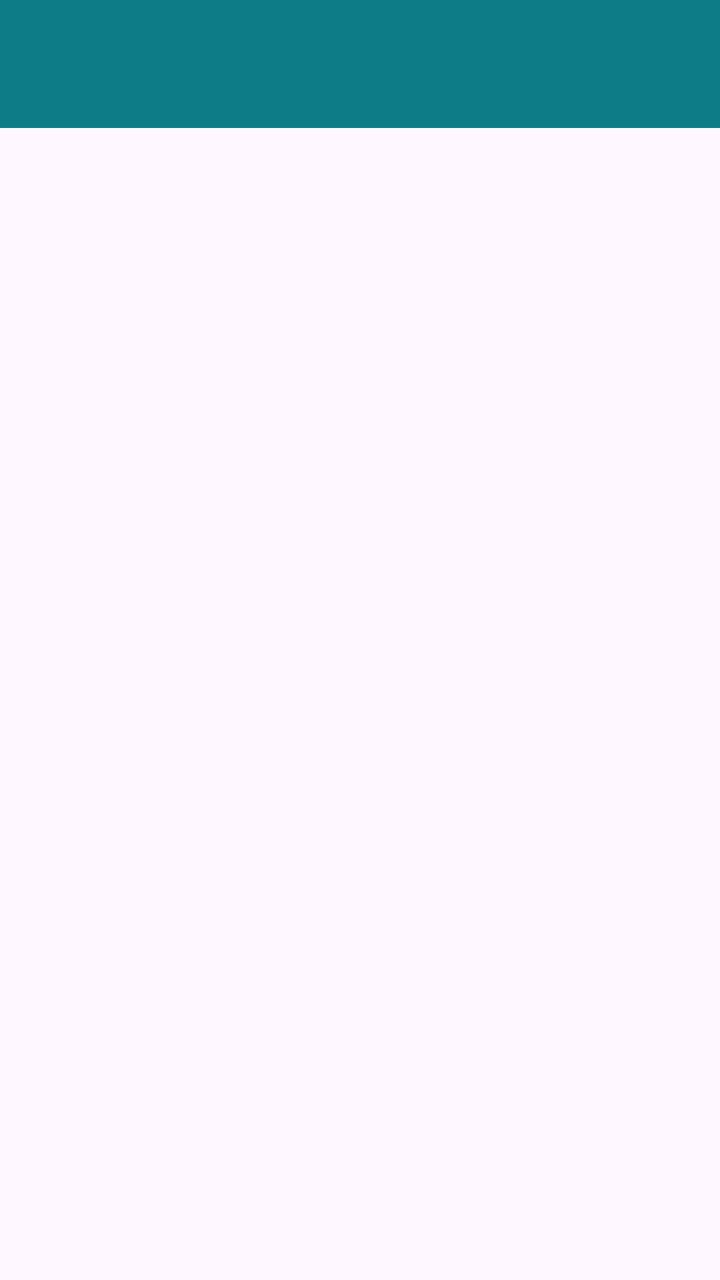
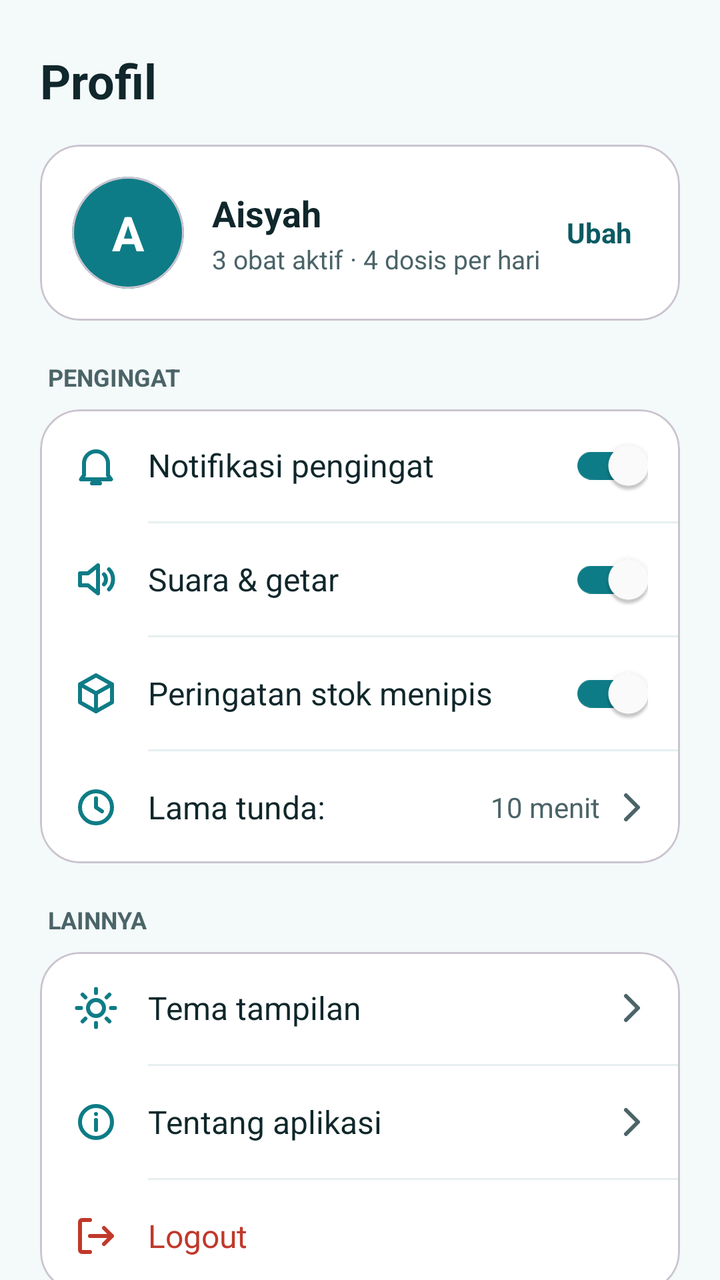

Compare the two renders of this Android layout. The source of the first and the diff that turns it into the second are given below.
<!-- AndroidManifest.xml: application theme Theme.Projek_Aisyah -->
<!-- res/layout/fragment_profil.xml -->
<?xml version="1.0" encoding="utf-8"?>
<androidx.coordinatorlayout.widget.CoordinatorLayout xmlns:android="http://schemas.android.com/apk/res/android"
    xmlns:tools="http://schemas.android.com/tools"
    android:layout_width="match_parent"
    android:layout_height="match_parent"
    xmlns:app="http://schemas.android.com/apk/res-auto"
    tools:context=".Profil.ProfilFragment">

    <com.google.android.material.appbar.AppBarLayout
        android:id="@+id/appBarLayout"
        android:layout_width="match_parent"
        android:layout_height="wrap_content"
        android:theme="@style/ThemeOverlay.AppCompat.Dark.ActionBar">

        <androidx.appcompat.widget.Toolbar
            android:id="@+id/toolbar"
            android:layout_width="match_parent"
            android:layout_height="?attr/actionBarSize"
            android:background="#0E7C86"
            app:layout_constraintEnd_toEndOf="parent"
            app:layout_constraintStart_toStartOf="parent"
            app:layout_constraintTop_toTopOf="parent"
            app:layout_scrollFlags="scroll|enterAlways"
            app:subtitleTextColor="@android:color/white"
            app:titleTextColor="@android:color/white" />
    </com.google.android.material.appbar.AppBarLayout>

</androidx.coordinatorlayout.widget.CoordinatorLayout>
<!-- resources referenced by this layout -->
<resources>
  <!-- unchanged entries left out for length: 2 -->
</resources>

<!-- the commit's change to res/layout/fragment_profil.xml (unified diff, before → after) -->
@@ -1,28 +1,447 @@
 <?xml version="1.0" encoding="utf-8"?>
-<androidx.coordinatorlayout.widget.CoordinatorLayout xmlns:android="http://schemas.android.com/apk/res/android"
+<androidx.core.widget.NestedScrollView xmlns:android="http://schemas.android.com/apk/res/android"
+    xmlns:app="http://schemas.android.com/apk/res-auto"
     xmlns:tools="http://schemas.android.com/tools"
     android:layout_width="match_parent"
     android:layout_height="match_parent"
-    xmlns:app="http://schemas.android.com/apk/res-auto"
+    android:background="@color/mr_bg"
+    android:fillViewport="true"
     tools:context=".Profil.ProfilFragment">
 
-    <com.google.android.material.appbar.AppBarLayout
-        android:id="@+id/appBarLayout"
+    <LinearLayout
         android:layout_width="match_parent"
         android:layout_height="wrap_content"
-        android:theme="@style/ThemeOverlay.AppCompat.Dark.ActionBar">
-
-        <androidx.appcompat.widget.Toolbar
-            android:id="@+id/toolbar"
+        android:orientation="vertical"
+        android:paddingStart="20dp"
+        android:paddingTop="24dp"
+        android:paddingEnd="20dp"
+        android:paddingBottom="24dp">
+
+        <TextView
+            android:layout_width="wrap_content"
+            android:layout_height="wrap_content"
+            android:text="Profil"
+            android:textColor="@color/mr_ink"
+            android:textSize="24sp"
+            android:textStyle="bold" />
+
+        
+        <com.google.android.material.card.MaterialCardView
             android:layout_width="match_parent"
-            android:layout_height="?attr/actionBarSize"
-            android:background="#0E7C86"
-            app:layout_constraintEnd_toEndOf="parent"
-            app:layout_constraintStart_toStartOf="parent"
-            app:layout_constraintTop_toTopOf="parent"
-            app:layout_scrollFlags="scroll|enterAlways"
-            app:subtitleTextColor="@android:color/white"
-            app:titleTextColor="@android:color/white" />
-    </com.google.android.material.appbar.AppBarLayout>
-
-</androidx.coordinatorlayout.widget.CoordinatorLayout>
+            android:layout_height="wrap_content"
+            android:layout_marginTop="16dp"
+            app:cardBackgroundColor="@android:color/white"
+            app:cardCornerRadius="20dp"
+            app:cardElevation="0dp">
+
+            <LinearLayout
+                android:layout_width="match_parent"
+                android:layout_height="wrap_content"
+                android:gravity="center_vertical"
+                android:orientation="horizontal"
+                android:padding="16dp">
+
+                <com.google.android.material.card.MaterialCardView
+                    android:layout_width="56dp"
+                    android:layout_height="56dp"
+                    app:cardBackgroundColor="@color/mr_teal"
+                    app:cardCornerRadius="28dp"
+                    app:cardElevation="0dp">
+
+                    <TextView
+                        android:id="@+id/tvInisial"
+                        android:layout_width="match_parent"
+                        android:layout_height="match_parent"
+                        android:gravity="center"
+                        android:text="A"
+                        android:textColor="@android:color/white"
+                        android:textSize="24sp"
+                        android:textStyle="bold" />
+                </com.google.android.material.card.MaterialCardView>
+
+                <LinearLayout
+                    android:layout_width="0dp"
+                    android:layout_height="wrap_content"
+                    android:layout_marginStart="14dp"
+                    android:layout_weight="1"
+                    android:orientation="vertical">
+
+                    <TextView
+                        android:id="@+id/tvNama"
+                        android:layout_width="wrap_content"
+                        android:layout_height="wrap_content"
+                        android:text="Aisyah"
+                        android:textColor="@color/mr_ink"
+                        android:textSize="18sp"
+                        android:textStyle="bold" />
+
+                    <TextView
+                        android:layout_width="wrap_content"
+                        android:layout_height="wrap_content"
+                        android:layout_marginTop="2dp"
+                        android:text="3 obat aktif · 4 dosis per hari"
+                        android:textColor="@color/mr_ink_soft"
+                        android:textSize="13sp" />
+                </LinearLayout>
+
+                <TextView
+                    android:id="@+id/btnUbah"
+                    android:layout_width="wrap_content"
+                    android:layout_height="48dp"
+                    android:background="?attr/selectableItemBackground"
+                    android:clickable="true"
+                    android:focusable="true"
+                    android:gravity="center"
+                    android:paddingStart="8dp"
+                    android:paddingEnd="8dp"
+                    android:text="Ubah"
+                    android:textColor="@color/mr_teal_dark"
+                    android:textSize="14sp"
+                    android:textStyle="bold" />
+            </LinearLayout>
+        </com.google.android.material.card.MaterialCardView>
+
+        
+        <TextView
+            android:layout_width="wrap_content"
+            android:layout_height="wrap_content"
+            android:layout_marginStart="4dp"
+            android:layout_marginTop="20dp"
+            android:layout_marginBottom="8dp"
+            android:text="PENGINGAT"
+            android:textColor="@color/mr_ink_soft"
+            android:textSize="12sp"
+            android:textStyle="bold" />
+
+        <com.google.android.material.card.MaterialCardView
+            android:layout_width="match_parent"
+            android:layout_height="wrap_content"
+            app:cardBackgroundColor="@android:color/white"
+            app:cardCornerRadius="20dp"
+            app:cardElevation="0dp">
+
+            <LinearLayout
+                android:layout_width="match_parent"
+                android:layout_height="wrap_content"
+                android:orientation="vertical">
+
+                
+                <LinearLayout
+                    android:layout_width="match_parent"
+                    android:layout_height="wrap_content"
+                    android:gravity="center_vertical"
+                    android:minHeight="56dp"
+                    android:orientation="horizontal"
+                    android:paddingStart="16dp"
+                    android:paddingEnd="16dp">
+
+                    <ImageView
+                        android:layout_width="24dp"
+                        android:layout_height="24dp"
+                        android:importantForAccessibility="no"
+                        android:src="@drawable/ic_bell" />
+
+                    <TextView
+                        android:layout_width="0dp"
+                        android:layout_height="wrap_content"
+                        android:layout_marginStart="14dp"
+                        android:layout_weight="1"
+                        android:text="Notifikasi pengingat"
+                        android:textColor="@color/mr_ink"
+                        android:textSize="16sp" />
+
+                    <androidx.appcompat.widget.SwitchCompat
+                        android:id="@+id/switchNotifikasi"
+                        android:layout_width="wrap_content"
+                        android:layout_height="wrap_content"
+                        android:checked="true"
+                        app:thumbTint="@color/switch_thumb_selector"
+                        app:trackTint="@color/switch_track_selector" />
+                </LinearLayout>
+
+                <View
+                    android:layout_width="match_parent"
+                    android:layout_height="1dp"
+                    android:layout_marginStart="54dp"
+                    android:background="@color/mr_gray_soft" />
+
+                
+                <LinearLayout
+                    android:layout_width="match_parent"
+                    android:layout_height="wrap_content"
+                    android:gravity="center_vertical"
+                    android:minHeight="56dp"
+                    android:orientation="horizontal"
+                    android:paddingStart="16dp"
+                    android:paddingEnd="16dp">
+
+                    <ImageView
+                        android:layout_width="24dp"
+                        android:layout_height="24dp"
+                        android:importantForAccessibility="no"
+                        android:src="@drawable/ic_volume" />
+
+                    <TextView
+                        android:layout_width="0dp"
+                        android:layout_height="wrap_content"
+                        android:layout_marginStart="14dp"
+                        android:layout_weight="1"
+                        android:text="Suara &amp; getar"
+                        android:textColor="@color/mr_ink"
+                        android:textSize="16sp" />
+
+                    <androidx.appcompat.widget.SwitchCompat
+                        android:id="@+id/switchSuara"
+                        android:layout_width="wrap_content"
+                        android:layout_height="wrap_content"
+                        android:checked="true"
+                        app:thumbTint="@color/switch_thumb_selector"
+                        app:trackTint="@color/switch_track_selector" />
+                </LinearLayout>
+
+                <View
+                    android:layout_width="match_parent"
+                    android:layout_height="1dp"
+                    android:layout_marginStart="54dp"
+                    android:background="@color/mr_gray_soft" />
+
+                
+                <LinearLayout
+                    android:layout_width="match_parent"
+                    android:layout_height="wrap_content"
+                    android:gravity="center_vertical"
+                    android:minHeight="56dp"
+                    android:orientation="horizontal"
+                    android:paddingStart="16dp"
+                    android:paddingEnd="16dp">
+
+                    <ImageView
+                        android:layout_width="24dp"
+                        android:layout_height="24dp"
+                        android:importantForAccessibility="no"
+                        android:src="@drawable/ic_box" />
+
+                    <TextView
+                        android:layout_width="0dp"
+                        android:layout_height="wrap_content"
+                        android:layout_marginStart="14dp"
+                        android:layout_weight="1"
+                        android:text="Peringatan stok menipis"
+                        android:textColor="@color/mr_ink"
+                        android:textSize="16sp" />
+
+                    <androidx.appcompat.widget.SwitchCompat
+                        android:id="@+id/switchStok"
+                        android:layout_width="wrap_content"
+                        android:layout_height="wrap_content"
+                        android:checked="true"
+                        app:thumbTint="@color/switch_thumb_selector"
+                        app:trackTint="@color/switch_track_selector" />
+                </LinearLayout>
+
+                <View
+                    android:layout_width="match_parent"
+                    android:layout_height="1dp"
+                    android:layout_marginStart="54dp"
+                    android:background="@color/mr_gray_soft" />
+
+                
+                <LinearLayout
+                    android:id="@+id/rowLamaTunda"
+                    android:layout_width="match_parent"
+                    android:layout_height="wrap_content"
+                    android:background="?attr/selectableItemBackground"
+                    android:clickable="true"
+                    android:focusable="true"
+                    android:gravity="center_vertical"
+                    android:minHeight="56dp"
+                    android:orientation="horizontal"
+                    android:paddingStart="16dp"
+                    android:paddingEnd="12dp">
+
+                    <ImageView
+                        android:layout_width="24dp"
+                        android:layout_height="24dp"
+                        android:importantForAccessibility="no"
+                        android:src="@drawable/ic_clock" />
+
+                    <TextView
+                        android:layout_width="0dp"
+                        android:layout_height="wrap_content"
+                        android:layout_marginStart="14dp"
+                        android:layout_weight="1"
+                        android:text="Lama tunda:"
+                        android:textColor="@color/mr_ink"
+                        android:textSize="16sp" />
+
+                    <TextView
+                        android:id="@+id/tvLamaTunda"
+                        android:layout_width="wrap_content"
+                        android:layout_height="wrap_content"
+                        android:text="10 menit"
+                        android:textColor="@color/mr_ink_soft"
+                        android:textSize="14sp" />
+
+                    <ImageView
+                        android:layout_width="24dp"
+                        android:layout_height="24dp"
+                        android:layout_marginStart="4dp"
+                        android:importantForAccessibility="no"
+                        android:src="@drawable/ic_chevron_right" />
+                </LinearLayout>
+            </LinearLayout>
+        </com.google.android.material.card.MaterialCardView>
+
+        
+        <TextView
+            android:layout_width="wrap_content"
+            android:layout_height="wrap_content"
+            android:layout_marginStart="4dp"
+            android:layout_marginTop="20dp"
+            android:layout_marginBottom="8dp"
+            android:text="LAINNYA"
+            android:textColor="@color/mr_ink_soft"
+            android:textSize="12sp"
+            android:textStyle="bold" />
+
+        <com.google.android.material.card.MaterialCardView
+            android:layout_width="match_parent"
+            android:layout_height="wrap_content"
+            app:cardBackgroundColor="@android:color/white"
+            app:cardCornerRadius="20dp"
+            app:cardElevation="0dp">
+
+            <LinearLayout
+                android:layout_width="match_parent"
+                android:layout_height="wrap_content"
+                android:orientation="vertical">
+
+                
+                <LinearLayout
+                    android:id="@+id/rowTema"
+                    android:layout_width="match_parent"
+                    android:layout_height="wrap_content"
+                    android:background="?attr/selectableItemBackground"
+                    android:clickable="true"
+                    android:focusable="true"
+                    android:gravity="center_vertical"
+                    android:minHeight="56dp"
+                    android:orientation="horizontal"
+                    android:paddingStart="16dp"
+                    android:paddingEnd="12dp">
+
+                    <ImageView
+                        android:layout_width="24dp"
+                        android:layout_height="24dp"
+                        android:importantForAccessibility="no"
+                        android:src="@drawable/ic_sun" />
+
+                    <TextView
+                        android:layout_width="0dp"
+                        android:layout_height="wrap_content"
+                        android:layout_marginStart="14dp"
+                        android:layout_weight="1"
+                        android:text="Tema tampilan"
+                        android:textColor="@color/mr_ink"
+                        android:textSize="16sp" />
+
+                    <ImageView
+                        android:layout_width="24dp"
+                        android:layout_height="24dp"
+                        android:importantForAccessibility="no"
+                        android:src="@drawable/ic_chevron_right" />
+                </LinearLayout>
+
+                <View
+                    android:layout_width="match_parent"
+                    android:layout_height="1dp"
+                    android:layout_marginStart="54dp"
+                    android:background="@color/mr_gray_soft" />
+
+                
+                <LinearLayout
+                    android:id="@+id/rowTentang"
+                    android:layout_width="match_parent"
+                    android:layout_height="wrap_content"
+                    android:background="?attr/selectableItemBackground"
+                    android:clickable="true"
+                    android:focusable="true"
+                    android:gravity="center_vertical"
+                    android:minHeight="56dp"
+                    android:orientation="horizontal"
+                    android:paddingStart="16dp"
+                    android:paddingEnd="12dp">
+
+                    <ImageView
+                        android:layout_width="24dp"
+                        android:layout_height="24dp"
+                        android:importantForAccessibility="no"
+                        android:src="@drawable/ic_info" />
+
+                    <TextView
+                        android:layout_width="0dp"
+                        android:layout_height="wrap_content"
+                        android:layout_marginStart="14dp"
+                        android:layout_weight="1"
+                        android:text="Tentang aplikasi"
+                        android:textColor="@color/mr_ink"
+                        android:textSize="16sp" />
+
+                    <ImageView
+                        android:layout_width="24dp"
+                        android:layout_height="24dp"
+                        android:importantForAccessibility="no"
+                        android:src="@drawable/ic_chevron_right" />
+                </LinearLayout>
+
+                <View
+                    android:layout_width="match_parent"
+                    android:layout_height="1dp"
+                    android:layout_marginStart="54dp"
+                    android:background="@color/mr_gray_soft" />
+
+                
+                <LinearLayout
+                    android:id="@+id/rowLogout"
+                    android:layout_width="match_parent"
+                    android:layout_height="wrap_content"
+                    android:background="?attr/selectableItemBackground"
+                    android:clickable="true"
+                    android:focusable="true"
+                    android:gravity="center_vertical"
+                    android:minHeight="56dp"
+                    android:orientation="horizontal"
+                    android:paddingStart="16dp"
+                    android:paddingEnd="16dp">
+
+                    <ImageView
+                        android:layout_width="24dp"
+                        android:layout_height="24dp"
+                        android:importantForAccessibility="no"
+                        android:src="@drawable/ic_logout" />
+
+                    <TextView
+                        android:layout_width="0dp"
+                        android:layout_height="wrap_content"
+                        android:layout_marginStart="14dp"
+                        android:layout_weight="1"
+                        android:text="Logout"
+                        android:textColor="@color/mr_red"
+                        android:textSize="16sp" />
+                </LinearLayout>
+            </LinearLayout>
+        </com.google.android.material.card.MaterialCardView>
+
+        <TextView
+            android:layout_width="match_parent"
+            android:layout_height="wrap_content"
+            android:layout_marginTop="20dp"
+            android:gravity="center"
+            android:paddingStart="12dp"
+            android:paddingEnd="12dp"
+            android:text="MediRemind hanya pengingat dan tidak menggantikan saran dokter atau apoteker."
+            android:textColor="@color/mr_ink_soft"
+            android:textSize="12sp" />
+
+    </LinearLayout>
+</androidx.core.widget.NestedScrollView>
<!-- resource entries referenced after the edit -->
@@ -1,5 +1,121 @@
 <!-- resources referenced by this layout -->
 <resources>
+  <color name="mr_bg">#F4F9F9</color>
+  <color name="mr_gray_soft">#E6EFF0</color>
+  <color name="mr_ink">#10272B</color>
+  <color name="mr_ink_soft">#4B6468</color>
+  <color name="mr_red">#C0392B</color>
+  <color name="mr_teal">#0E7C86</color>
+  <color name="mr_teal_dark">#0A5A62</color>
+  <!-- drawable ic_bell (drawable) -->
+  <vector xmlns:android="http://schemas.android.com/apk/res/android"
+      android:width="24dp" android:height="24dp"
+      android:viewportWidth="24" android:viewportHeight="24">
+      <path
+          android:pathData="M6,17L6,11A6,6 0 0,1 18,11L18,17L19.5,19L4.5,19Z"
+          android:strokeColor="#0E7C86" android:strokeWidth="2"
+          android:strokeLineCap="round" android:strokeLineJoin="round" />
+      <path
+          android:pathData="M10,21L14,21"
+          android:strokeColor="#0E7C86" android:strokeWidth="2"
+          android:strokeLineCap="round" />
+  </vector>
+  <!-- drawable ic_box (drawable) -->
+  <vector xmlns:android="http://schemas.android.com/apk/res/android"
+      android:width="24dp" android:height="24dp"
+      android:viewportWidth="24" android:viewportHeight="24">
+      <path
+          android:pathData="M12,3L20,7.5L20,16.5L12,21L4,16.5L4,7.5Z"
+          android:strokeColor="#0E7C86" android:strokeWidth="2"
+          android:strokeLineCap="round" android:strokeLineJoin="round" />
+      <path
+          android:pathData="M4,7.5L12,12L20,7.5M12,12L12,21"
+          android:strokeColor="#0E7C86" android:strokeWidth="2"
+          android:strokeLineCap="round" android:strokeLineJoin="round" />
+  </vector>
+  <!-- drawable ic_chevron_right (drawable) -->
+  <vector xmlns:android="http://schemas.android.com/apk/res/android"
+      android:width="24dp" android:height="24dp"
+      android:viewportWidth="24" android:viewportHeight="24">
+      <path
+          android:pathData="M9,6L15,12L9,18"
+          android:strokeColor="#4B6468" android:strokeWidth="2"
+          android:strokeLineCap="round" android:strokeLineJoin="round" />
+  </vector>
+  <!-- drawable ic_clock (drawable) -->
+  <vector xmlns:android="http://schemas.android.com/apk/res/android"
+      android:width="24dp"
+      android:height="24dp"
+      android:viewportWidth="24"
+      android:viewportHeight="24">
+      <path
+          android:pathData="M12,4C7.58,4 4,7.58 4,12C4,16.42 7.58,20 12,20C16.42,20 20,16.42 20,12C20,7.58 16.42,4 12,4Z"
+          android:strokeColor="#0E7C86"
+          android:strokeWidth="2"
+          android:strokeLineCap="round" />
+      <path
+          android:pathData="M12,7.5V12L15,14"
+          android:strokeColor="#0E7C86"
+          android:strokeWidth="2"
+          android:strokeLineCap="round"
+          android:strokeLineJoin="round" />
+  </vector>
+  <!-- drawable ic_info (drawable) -->
+  <vector xmlns:android="http://schemas.android.com/apk/res/android"
+      android:width="24dp" android:height="24dp"
+      android:viewportWidth="24" android:viewportHeight="24">
+      <path
+          android:pathData="M12,4C7.58,4 4,7.58 4,12C4,16.42 7.58,20 12,20C16.42,20 20,16.42 20,12C20,7.58 16.42,4 12,4Z"
+          android:strokeColor="#0E7C86" android:strokeWidth="2"
+          android:strokeLineCap="round" />
+      <path
+          android:pathData="M12,11L12,16M12,8L12,8.01"
+          android:strokeColor="#0E7C86" android:strokeWidth="2"
+          android:strokeLineCap="round" />
+  </vector>
+  <!-- drawable ic_logout (drawable) -->
+  <vector xmlns:android="http://schemas.android.com/apk/res/android"
+      android:width="24dp" android:height="24dp"
+      android:viewportWidth="24" android:viewportHeight="24">
+      <path
+          android:pathData="M9,4L5,4A1,1 0 0,0 4,5L4,19A1,1 0 0,0 5,20L9,20"
+          android:strokeColor="#C0392B" android:strokeWidth="2"
+          android:strokeLineCap="round" android:strokeLineJoin="round" />
+      <path
+          android:pathData="M16,8L20,12L16,16M20,12L9,12"
+          android:strokeColor="#C0392B" android:strokeWidth="2"
+          android:strokeLineCap="round" android:strokeLineJoin="round" />
+  </vector>
+  <!-- drawable ic_sun (drawable) -->
+  <vector xmlns:android="http://schemas.android.com/apk/res/android"
+      android:width="24dp" android:height="24dp"
+      android:viewportWidth="24" android:viewportHeight="24">
+      <path
+          android:pathData="M12,8C14.21,8 16,9.79 16,12C16,14.21 14.21,16 12,16C9.79,16 8,14.21 8,12C8,9.79 9.79,8 12,8Z"
+          android:strokeColor="#0E7C86" android:strokeWidth="2"
+          android:strokeLineCap="round" />
+      <path
+          android:pathData="M12,2.5L12,4.5M12,19.5L12,21.5M2.5,12L4.5,12M19.5,12L21.5,12M5.3,5.3L6.7,6.7M17.3,17.3L18.7,18.7M5.3,18.7L6.7,17.3M17.3,6.7L18.7,5.3"
+          android:strokeColor="#0E7C86" android:strokeWidth="2"
+          android:strokeLineCap="round" />
+  </vector>
+  <!-- drawable ic_volume (drawable) -->
+  <vector xmlns:android="http://schemas.android.com/apk/res/android"
+      android:width="24dp" android:height="24dp"
+      android:viewportWidth="24" android:viewportHeight="24">
+      <path
+          android:pathData="M4,9L8,9L13,5L13,19L8,15L4,15Z"
+          android:strokeColor="#0E7C86" android:strokeWidth="2"
+          android:strokeLineCap="round" android:strokeLineJoin="round" />
+      <path
+          android:pathData="M16,9.5C17.3,10.8 17.3,13.2 16,14.5"
+          android:strokeColor="#0E7C86" android:strokeWidth="2"
+          android:strokeLineCap="round" />
+      <path
+          android:pathData="M18.5,7C21.2,9.7 21.2,14.3 18.5,17"
+          android:strokeColor="#0E7C86" android:strokeWidth="2"
+          android:strokeLineCap="round" />
+  </vector>
   <!-- unchanged entries left out for length: 2 -->
 </resources>
 
